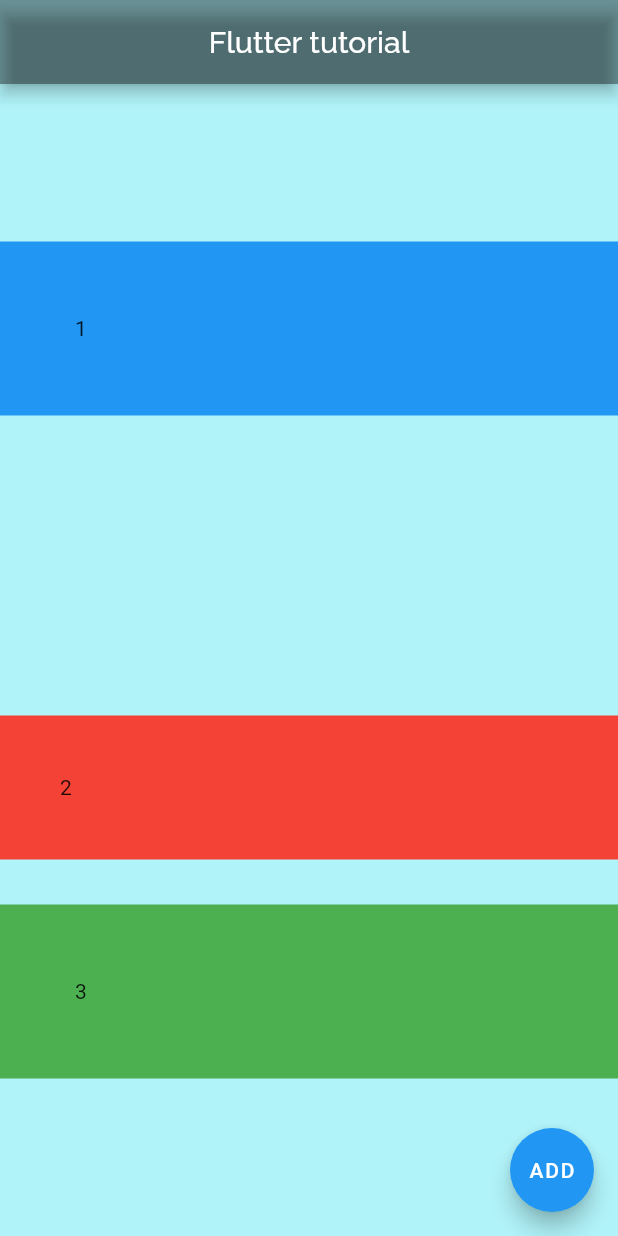
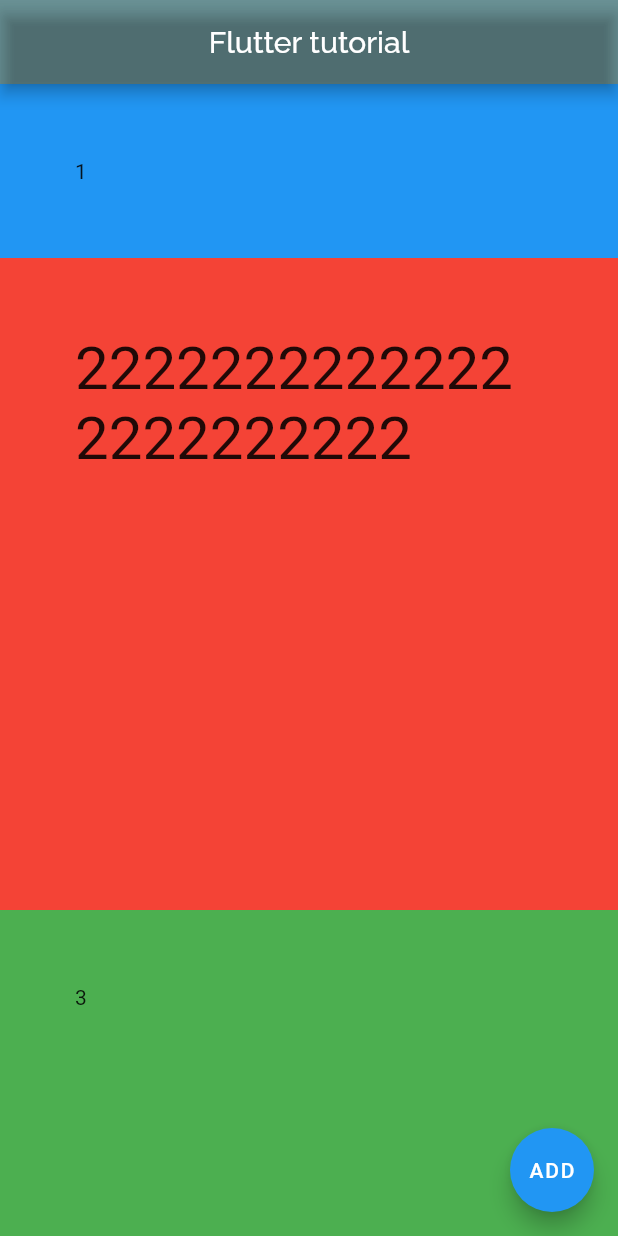
Before and after one commit to HarakaRisasi/flutter_and_python, a Flutter app: the screen it shows after launch, on a phone screen of 412 x 824 dp. Run offline on Flutter 3.47's test engine with Material 2 defaults, Android fonts, the phone set to English and light mode, and no system bars; our stand-ins replace google_fonts.

Commit message:
Разбрался с тем:
- Что такое заполнение пространства через Expanded.
- Как решать проблему размещения контента в виджете.
- Что такое Flex.
- Как считать доли пространства для каждого виджета.

```diff
--- a/hello_world/flutter_app/lib/main.dart
+++ b/hello_world/flutter_app/lib/main.dart
@@ -38,24 +38,6 @@ class _MyHomePageState extends State<MyHomePage> {
         backgroundColor: Colors.black38,
       ),
       body: Column(
-        // ***********************************************************************************************////////////
-        // body: SizedBox()
-        // параметры:
-        // expand - расширяет поле виджета на максимум.
-        // fromSize - устанавливает размер child виджета по переданному аргументу в child - виджет size.
-        // shrink - уменьшает настолько на сколько возможно.
-        //
-        //   width: 300,
-        //   height: 300,
-        //   // width: double.infinity,
-        //   // height: double.infinity,
-        //   child: Container(
-        //     color: Colors.lightGreenAccent,
-        //     child: Text('Hello'),
-        //   ),
-        // ),
-        // <<<<<<<<<<<<<<<<<<<<<<<<<<<<<<<<<<<<<<<<<<<<<<<<<</////////>>>>>>>>>>>>>>>>>>>>>>>>>>>>>>>>>>>>>>>>>>>>>>>>>>
-
         mainAxisAlignment: MainAxisAlignment.center,
         crossAxisAlignment: CrossAxisAlignment.stretch,
         children: [
@@ -65,30 +47,34 @@ class _MyHomePageState extends State<MyHomePage> {
             // Если в контейнере не содержиться объект, то контейнер автоматически заполняет собой все поле выделенное ему.
             child: Text("1"),
           ),
-
-          // ***********************************************************************************************////////////
-          // Если нужно поменять расстояние между виджетами(получить пустое пространство).
-          // То между ними ставится SizedBox()
-          SizedBox(
-            height: 200,
-          ),
-          // <<<<<<<<<<<<<<<<<<<<<<<<<<<<<<<<<<<<<<<<<<<<<<<<<</////////>>>>>>>>>>>>>>>>>>>>>>>>>>>>>>>>>>>>>>>>>>>>>>>>>>
-
-          Container(
-            color: Colors.red,
-            padding: EdgeInsets.all(40),
-            child: Text("2"),
+          // Что если в контейнере не обернутом виджетом Expanded находится много контента?
+          // Проблема решается с того, что этот контейнер оборачивается в Expanded.
+          // После чего используется его св-во Flex
+          // Flex - представляет собой Flex Factor значение которого по умолчанию равно 1
+          // Тут математика долей >>>
+          // - Если сумма долей всех контейнеров(в данном случае) = 3,
+          //   тоесть каждый контейнер занимает по 1\3 общего пространства.
+          //   А значит можно увеличить долю распределения у нужного контейнера.
+          // Например поднять ее значение Flex = 2, значит общая сумма долей теперь будет равна 4,
+          // а доля моего контейнера будет равна 2/4.
+          Expanded(
+            flex: 2,
+            child: Container(
+              color: Colors.red,
+              padding: EdgeInsets.all(50),
+              child: Text("22222222222222222222222",
+                  style: TextStyle(fontSize: 40)),
+            ),
           ),
 
-          SizedBox(
-            height: 30,
+          // Заполнение виджетом всего доступного на главной оси пространства.
+          Expanded(
+            child: Container(
+              color: Colors.green,
+              padding: EdgeInsets.all(50),
+              child: Text("3"),
+            ),
           ),
-
-          Container(
-            color: Colors.green,
-            padding: EdgeInsets.all(50),
-            child: Text("3"),
-          )
         ],
       ),
       floatingActionButton: FloatingActionButton(
```
